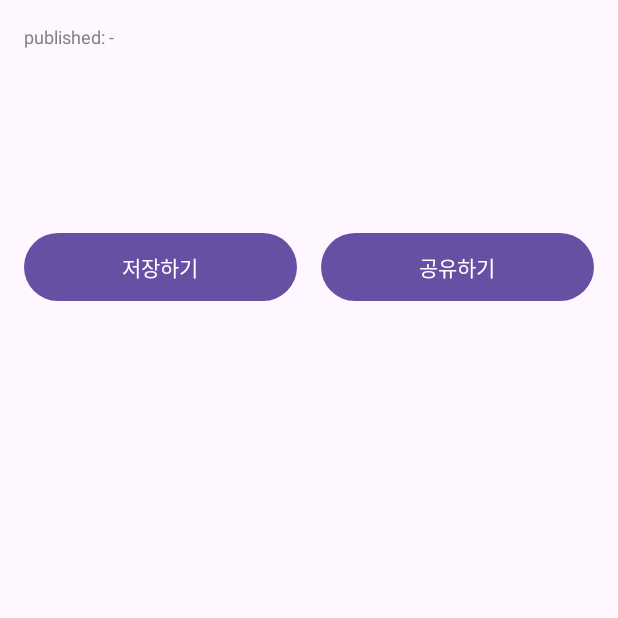
After one commit to gaeng02/mwsp-photoblog, an Android app: the PostDetailActivity screen opened directly, with no data from a screen before it, on a phone screen of 412 x 824 dp, the top half of it. The commit adds this screen. Run offline under Robolectric (Android 15) with nearby library versions, the phone set to English and light mode, and no system bars.

Commit message:
add features

```diff
--- a/PhotoViewer/app/src/main/AndroidManifest.xml
+++ b/PhotoViewer/app/src/main/AndroidManifest.xml
@@ -30,6 +30,9 @@
         <activity
             android:name=".PostCreateActivity"
             android:exported="false" />
+        <activity
+            android:name=".PostDetailActivity"
+            android:exported="false" />
     </application>
 
 </manifest>
--- /dev/null
+++ b/PhotoViewer/app/src/main/java/com/example/photoviewer/PostDetailActivity.java
@@ -0,0 +1,170 @@
+package com.example.photoviewer;
+
+import android.content.ClipData;
+import android.content.ClipboardManager;
+import android.content.Context;
+import android.content.Intent;
+import android.graphics.Bitmap;
+import android.graphics.BitmapFactory;
+import android.os.AsyncTask;
+import android.os.Bundle;
+import android.view.View;
+import android.widget.Button;
+import android.widget.ImageView;
+import android.widget.TextView;
+import android.widget.Toast;
+
+import androidx.activity.EdgeToEdge;
+import androidx.appcompat.app.AppCompatActivity;
+
+import java.io.InputStream;
+import java.net.HttpURLConnection;
+import java.net.URL;
+
+public class PostDetailActivity extends AppCompatActivity {
+    private ImageView imageViewDetail;
+    private TextView textViewTitle;
+    private TextView textViewText;
+    private TextView textViewDate;
+    private Button buttonSave;
+    private Button buttonShare;
+
+    private String imageUrl;
+    private Bitmap imageBitmap;
+
+    @Override
+    protected void onCreate(Bundle savedInstanceState) {
+        super.onCreate(savedInstanceState);
+        EdgeToEdge.enable(this);
+        setContentView(R.layout.activity_post_detail);
+
+        imageViewDetail = findViewById(R.id.imageViewDetail);
+        textViewTitle = findViewById(R.id.textViewTitleDetail);
+        textViewText = findViewById(R.id.textViewTextDetail);
+        textViewDate = findViewById(R.id.textViewDateDetail);
+        buttonSave = findViewById(R.id.buttonSave);
+        buttonShare = findViewById(R.id.buttonShare);
+
+        Intent intent = getIntent();
+        String title = intent.getStringExtra("post_title");
+        String text = intent.getStringExtra("post_text");
+        String publishedDate = intent.getStringExtra("post_published_date");
+        String image = intent.getStringExtra("post_image");
+        String siteUrl = intent.getStringExtra("site_url");
+
+        textViewTitle.setText(title != null ? title : "");
+        textViewText.setText(text != null ? text : "");
+
+        if (publishedDate != null && !publishedDate.isEmpty()) {
+            textViewDate.setText("published: " + formatDate(publishedDate));
+        } else {
+            textViewDate.setText("published: -");
+        }
+
+        if (image != null && !image.isEmpty()) {
+            if (image.startsWith("http")) {
+                imageUrl = image;
+            } else {
+                imageUrl = siteUrl + image;
+            }
+            new LoadImageTask().execute(imageUrl);
+        }
+
+        buttonSave.setOnClickListener(new View.OnClickListener() {
+            @Override
+            public void onClick(View v) {
+                saveImage();
+            }
+        });
+
+        buttonShare.setOnClickListener(new View.OnClickListener() {
+            @Override
+            public void onClick(View v) {
+                shareImageLink();
+            }
+        });
+    }
+
+    private String formatDate(String dateStr) {
+        if (dateStr != null && dateStr.length() >= 10) {
+            return dateStr.substring(0, 10);
+        }
+        return dateStr;
+    }
+
+    private void saveImage() {
+        if (imageBitmap == null) {
+            Toast.makeText(this, "이미지를 불러오는 중입니다. 잠시 후 다시 시도해주세요.", Toast.LENGTH_SHORT).show();
+            return;
+        }
+
+        android.content.ContentValues values = new android.content.ContentValues();
+        values.put(android.provider.MediaStore.Images.Media.DISPLAY_NAME, "photo_" + System.currentTimeMillis() + ".jpg");
+        values.put(android.provider.MediaStore.Images.Media.MIME_TYPE, "image/jpeg");
+        values.put(android.provider.MediaStore.Images.Media.RELATIVE_PATH, android.os.Environment.DIRECTORY_PICTURES + "/PhotoViewer");
+
+        android.net.Uri uri = getContentResolver().insert(android.provider.MediaStore.Images.Media.EXTERNAL_CONTENT_URI, values);
+
+        try {
+            java.io.OutputStream outputStream = getContentResolver().openOutputStream(uri);
+            imageBitmap.compress(Bitmap.CompressFormat.JPEG, 100, outputStream);
+            outputStream.close();
+            Toast.makeText(this, "이미지가 저장되었습니다.", Toast.LENGTH_SHORT).show();
+        } catch (Exception e) {
+            e.printStackTrace();
+            Toast.makeText(this, "이미지 저장에 실패했습니다.", Toast.LENGTH_SHORT).show();
+        }
+    }
+
+    private void shareImageLink() {
+        if (imageUrl == null || imageUrl.isEmpty()) {
+            Toast.makeText(this, "이미지 링크가 없습니다.", Toast.LENGTH_SHORT).show();
+            return;
+        }
+
+        ClipboardManager clipboard = (ClipboardManager) getSystemService(Context.CLIPBOARD_SERVICE);
+        ClipData clip = ClipData.newPlainText("이미지 링크", imageUrl);
+        clipboard.setPrimaryClip(clip);
+        Toast.makeText(this, "이미지 링크가 복사되었습니다.", Toast.LENGTH_SHORT).show();
+    }
+
+    private class LoadImageTask extends AsyncTask<String, Void, Bitmap> {
+        @Override
+        protected Bitmap doInBackground(String... params) {
+            try {
+                URL url = new URL(params[0]);
+                HttpURLConnection conn = (HttpURLConnection) url.openConnection();
+                conn.setRequestMethod("GET");
+                conn.setDoInput(true);
+                conn.setConnectTimeout(5000);
+                conn.setReadTimeout(5000);
+                conn.connect();
+
+                int responseCode = conn.getResponseCode();
+                if (responseCode == HttpURLConnection.HTTP_OK) {
+                    InputStream input = conn.getInputStream();
+                    Bitmap bitmap = BitmapFactory.decodeStream(input);
+                    input.close();
+                    conn.disconnect();
+                    return bitmap;
+                } else {
+                    conn.disconnect();
+                    return null;
+                }
+            } catch (Exception e) {
+                e.printStackTrace();
+                return null;
+            }
+        }
+
+        @Override
+        protected void onPostExecute(Bitmap bitmap) {
+            if (bitmap != null) {
+                imageBitmap = bitmap;
+                imageViewDetail.setImageBitmap(bitmap);
+            } else {
+                Toast.makeText(PostDetailActivity.this, "이미지를 불러올 수 없습니다.", Toast.LENGTH_SHORT).show();
+            }
+        }
+    }
+}
--- /dev/null
+++ b/PhotoViewer/app/src/main/res/layout/activity_post_detail.xml
@@ -0,0 +1,76 @@
+<?xml version="1.0" encoding="utf-8"?>
+<ScrollView xmlns:android="http://schemas.android.com/apk/res/android"
+    android:layout_width="match_parent"
+    android:layout_height="match_parent"
+    android:padding="16dp">
+
+    <LinearLayout
+        android:layout_width="match_parent"
+        android:layout_height="wrap_content"
+        android:orientation="vertical">
+
+        <TextView
+            android:id="@+id/textViewDateDetail"
+            android:layout_width="match_parent"
+            android:layout_height="wrap_content"
+            android:textSize="12sp"
+            android:textColor="#828282"
+            android:text="published: 2025-10-13"
+            android:paddingBottom="8dp" />
+
+        <TextView
+            android:id="@+id/textViewTitleDetail"
+            android:layout_width="match_parent"
+            android:layout_height="wrap_content"
+            android:textSize="24sp"
+            android:textStyle="bold"
+            android:textColor="#000000"
+            android:text="제목"
+            android:paddingBottom="16dp" />
+
+        <ImageView
+            android:id="@+id/imageViewDetail"
+            android:layout_width="match_parent"
+            android:layout_height="wrap_content"
+            android:adjustViewBounds="true"
+            android:scaleType="fitCenter"
+            android:background="#f0f0f0"
+            android:contentDescription="게시글 이미지" />
+
+        <TextView
+            android:id="@+id/textViewTextDetail"
+            android:layout_width="match_parent"
+            android:layout_height="wrap_content"
+            android:textSize="16sp"
+            android:textColor="#000000"
+            android:text="내용"
+            android:paddingTop="16dp"
+            android:paddingBottom="24dp" />
+
+        <LinearLayout
+            android:layout_width="match_parent"
+            android:layout_height="wrap_content"
+            android:orientation="horizontal"
+            android:gravity="center">
+
+            <Button
+                android:id="@+id/buttonSave"
+                android:layout_width="0dp"
+                android:layout_height="wrap_content"
+                android:layout_weight="1"
+                android:text="저장하기"
+                android:layout_marginEnd="8dp"
+                android:padding="12dp" />
+
+            <Button
+                android:id="@+id/buttonShare"
+                android:layout_width="0dp"
+                android:layout_height="wrap_content"
+                android:layout_weight="1"
+                android:text="공유하기"
+                android:layout_marginStart="8dp"
+                android:padding="12dp" />
+        </LinearLayout>
+
+    </LinearLayout>
+</ScrollView>
```
Also changed, not shown: PhotoViewer/app/src/main/java/com/example/photoviewer/ImageAdapter.java (+17 -1 lines), PhotoViewer/app/src/main/java/com/example/photoviewer/MainActivity.java (+68 -7 lines), PhotoViewer/app/src/main/res/layout/activity_main.xml (+8 -0 lines), 1 other file.
